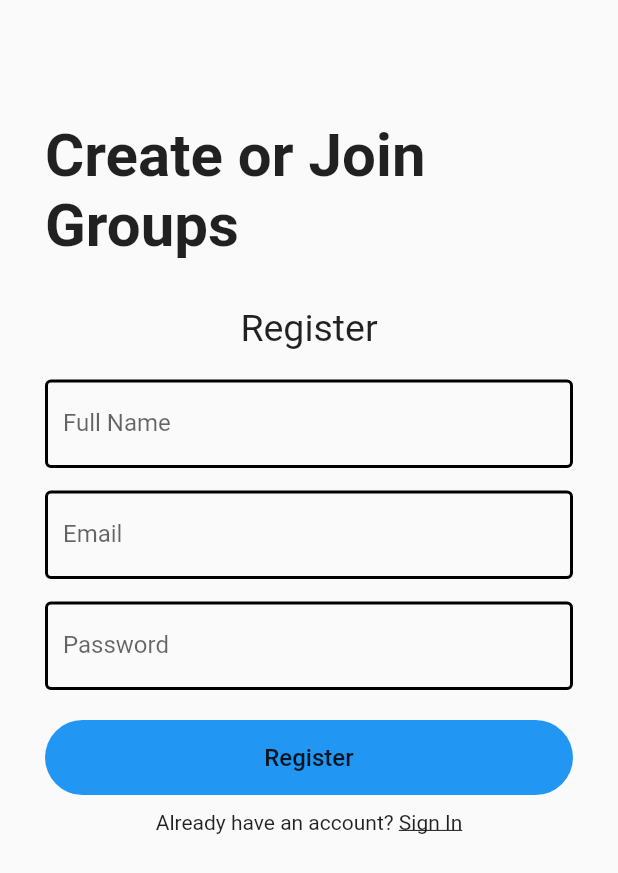
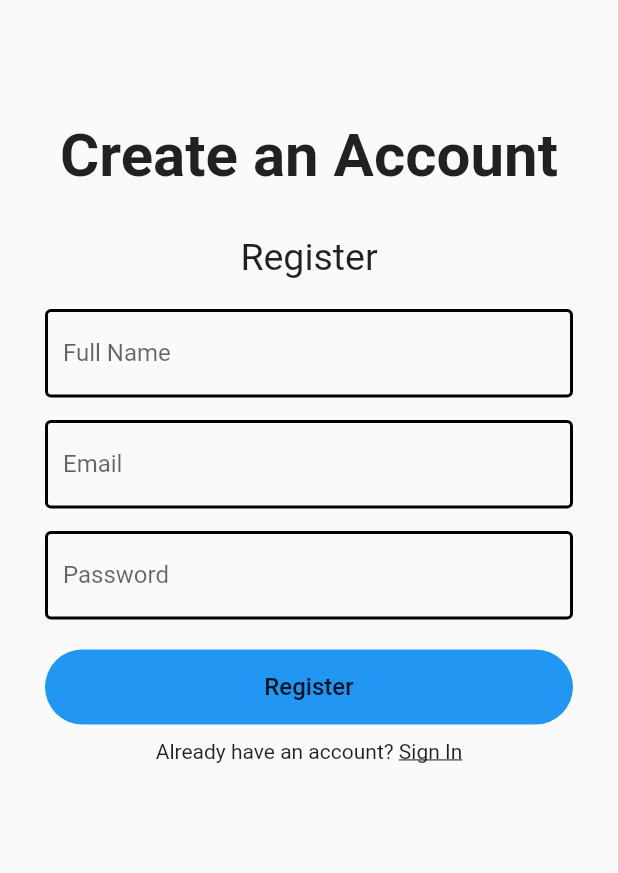
Before and after one commit to itskpalusa/chat-dart, a Flutter app: the RegistrationScreen screen opened directly, on a phone screen of 412 x 824 dp. Shown: the top 873 px of the screen. Run offline on Flutter 3.47's test engine with Material 2 defaults, Android fonts, the phone set to English and light mode, and no system bars; our stand-ins replace cloud_firestore, firebase_auth, firebase_core, firebase_messaging, flutter_spinkit, shared_preferences; missing offline and left inert: apple_sign_in; accounts and stored records are empty.

```diff
--- a/lib/screens/registration_screen.dart
+++ b/lib/screens/registration_screen.dart
@@ -52,8 +52,8 @@ class _RegistrationScreenState extends State<RegistrationScreen> {
             print("Full Name: $value");
           });
 
-          Navigator.of(context).pushReplacement(
-              MaterialPageRoute(builder: (context) => Home()));
+          Navigator.of(context)
+              .pushReplacement(MaterialPageRoute(builder: (context) => Home()));
         } else {
           setState(() {
             error = 'Error while registering the user!';
@@ -80,7 +80,7 @@ class _RegistrationScreenState extends State<RegistrationScreen> {
                         mainAxisAlignment: MainAxisAlignment.center,
                         crossAxisAlignment: CrossAxisAlignment.center,
                         children: <Widget>[
-                          Text("Create or Join Groups",
+                          Text("Create an Account",
                               style: TextStyle(
                                   fontSize: 40.0, fontWeight: FontWeight.bold)),
                           SizedBox(height: 30.0),
```
Also changed, not shown: lib/screens/login_screen.dart (+11 -4 lines).
